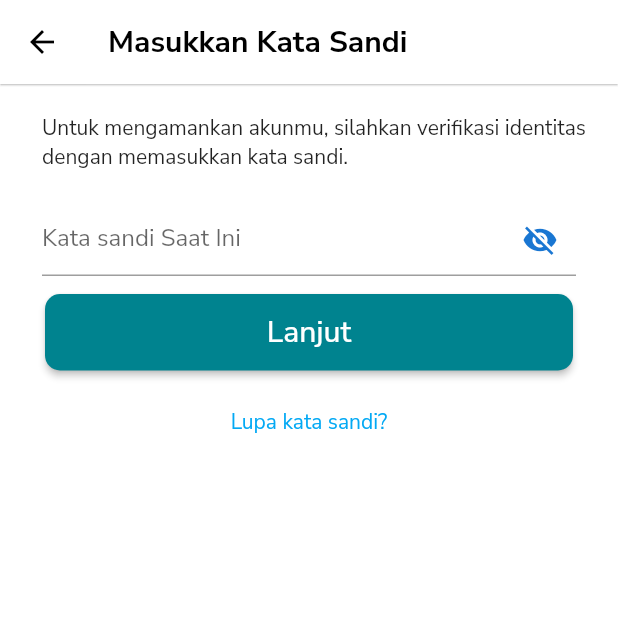
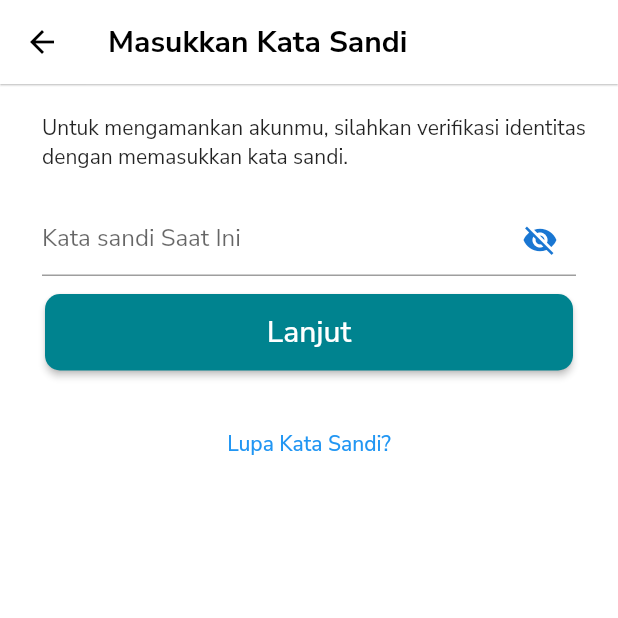
Before and after one commit to ryecries/blanjaloka_flutter, a Flutter app: the ValidasiUbahPassword screen opened directly, on a phone screen of 412 x 824 dp, the top half of it. Run offline on Flutter 3.47's test engine with Material 2 defaults, Android fonts, the light colour scheme and no system bars; our stand-ins replace google_fonts, image_picker.

Commit message:
update textbutton lupa pass

```diff
--- a/lib/screens/validasi_ubah_pass.dart
+++ b/lib/screens/validasi_ubah_pass.dart
@@ -1,3 +1,4 @@
+import 'package:blanjaloka_flutter/screens/reset_password.dart';
 import 'package:blanjaloka_flutter/screens/tokoregister.dart';
 import 'package:blanjaloka_flutter/screens/ubah_password.dart';
 import 'package:flutter/material.dart';
@@ -92,8 +93,7 @@ class _UbahPasswordState extends State<ValidasiUbahPassword> {
                         width: double.infinity,
                         child: ElevatedButton(
                           child: Container(
-                              padding: EdgeInsets.symmetric(
-                                  horizontal: 90, vertical: 12),
+                              padding: EdgeInsets.symmetric(vertical: 12),
                               child: Text(
                                 "Lanjut",
                                 style: TextStyle(fontSize: 20),
@@ -115,9 +115,15 @@ class _UbahPasswordState extends State<ValidasiUbahPassword> {
                         ),
                       ),
                       Container(
-                        child: Text(
-                          "Lupa kata sandi?",
-                          style: TextStyle(color: Colors.lightBlue),
+                        child: TextButton(
+                          child: Text("Lupa Kata Sandi?"),
+                          onPressed: () {
+                            Navigator.push(
+                                context,
+                                MaterialPageRoute(
+                                  builder: (context) => ResetPassword(),
+                                ));
+                          },
                         ),
                       )
                     ],
```
